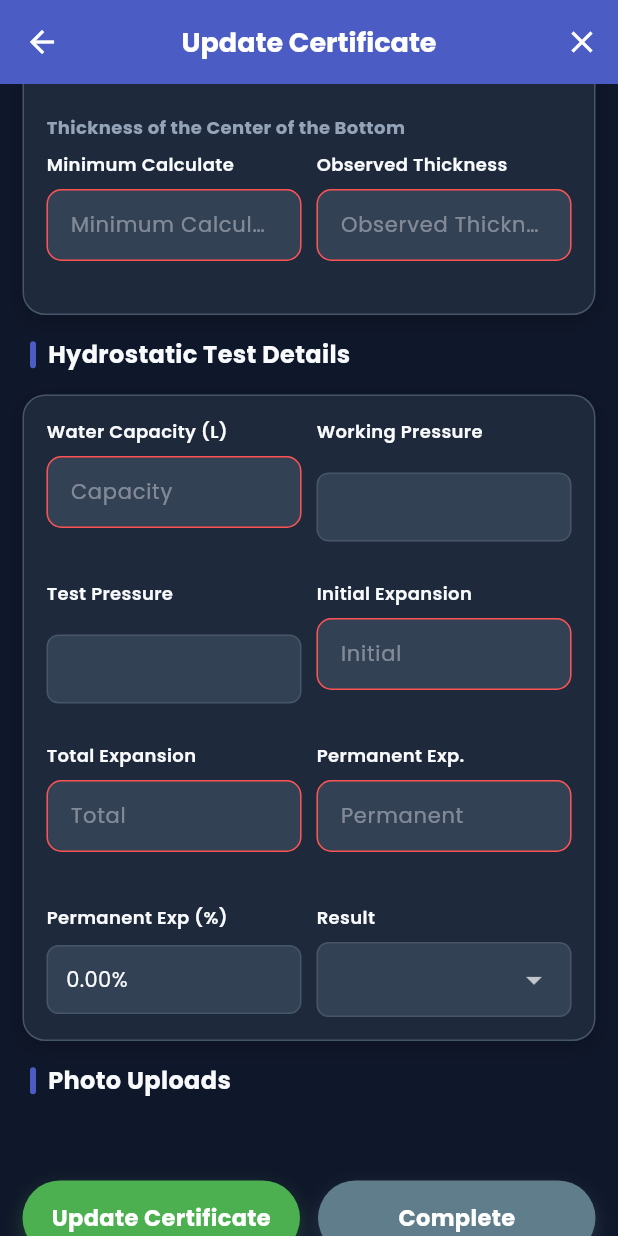
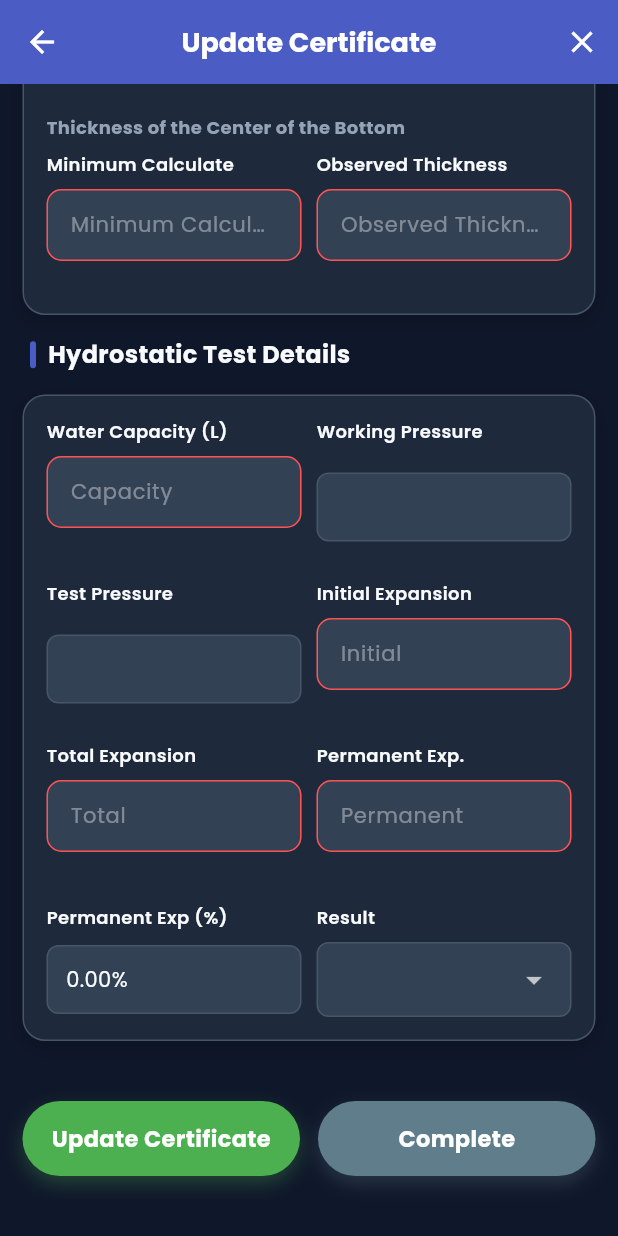
Before and after one commit to krishna567789/premium_engneering_app, a Flutter app: the Role2EditCertificateScreen screen opened directly with empty values, scrolled down 1924 dp, on a phone screen of 412 x 824 dp. Run offline on Flutter 3.47's test engine with Material 3 defaults, Android fonts, the phone set to English and light mode, and no system bars; our stand-ins replace animate_do, dio, equatable, flutter_screenutil, flutter_secure_storage, google_fonts and 4 more; accounts and stored records are empty; network calls fail.

Commit message:
----------------

```diff
--- a/lib/features/certificate/screens/role2_edit_certificate_screen.dart
+++ b/lib/features/certificate/screens/role2_edit_certificate_screen.dart
@@ -735,7 +735,8 @@ class _Role2EditCertificateScreenState
   }
 
   void _showEarlyTestingDialog() {
-    const String message = "You’ve come in for testing earlier than the scheduled interval. If you proceed, you must provide a reason in the Remarks field below.";
+    const String message =
+        "You’ve come in for testing earlier than the scheduled interval. If you proceed, you must provide a reason in the Remarks field below.";
     setState(() {
       isRemarkRequired = true;
       remarksController.text = message;
@@ -751,10 +752,7 @@ class _Role2EditCertificateScreenState
             Text("Testing Alert"),
           ],
         ),
-        content: const Text(
-          message,
-          style: TextStyle(fontSize: 16),
-        ),
+        content: const Text(message, style: TextStyle(fontSize: 16)),
         actions: [
           TextButton(
             onPressed: () => Navigator.pop(context),
@@ -2274,10 +2272,9 @@ class _Role2EditCertificateScreenState
                         ),
                       ),
                     ],
-
-                    if (widget.certificate.productType == "CNG") ...[
+                    if (widget.certificate.productType ==
+                        'Compress Natural Gas') ...[
                       _buildSectionHeader("Photo Uploads"),
-
                       _buildActionCard(
                         child: Column(
                           children: [
@@ -2295,6 +2292,7 @@ class _Role2EditCertificateScreenState
                                   : null,
                             ),
                             const SizedBox(height: 20),
+                            // ],
                             DashedUploadArea(
                               title: "Update Photo of Cylinder Marking",
                               onPick: () => _pickAndCompressImage("neck"),
@@ -2311,23 +2309,6 @@ class _Role2EditCertificateScreenState
                           ],
                         ),
                       ),
-                    ],
-                    ...[
-                      _buildSectionHeader("Photo Uploads"),
-                      if (widget.certificate.productType == 'Oxygen')
-                        DashedUploadArea(
-                          title: "Update Photo of Cylinder Marking",
-                          onPick: () => _pickAndCompressImage("neck"),
-                          imagePath: pickedImages["neck"],
-                          networkImageUrl:
-                              (widget
-                                      .certificate
-                                      .photoMarkingDetails
-                                      ?.isNotEmpty ??
-                                  false)
-                              ? "https://pe.microcmd.com/API/uploads/${widget.certificate.photoMarkingDetails}"
-                              : null,
-                        ),
                     ],
 
                     if (isRemarkRequired) ...[
```
Also changed, not shown: lib/features/certificate/screens/bank_detail_screen.dart (+43 -43 lines), lib/features/certificate/screens/role1_edit_certificate_screen.dart (+8 -61 lines), lib/features/home/screens/role2_screen.dart (+3 -5 lines), lib/features/home/widgets/home_tables.dart (+10 -43 lines).
